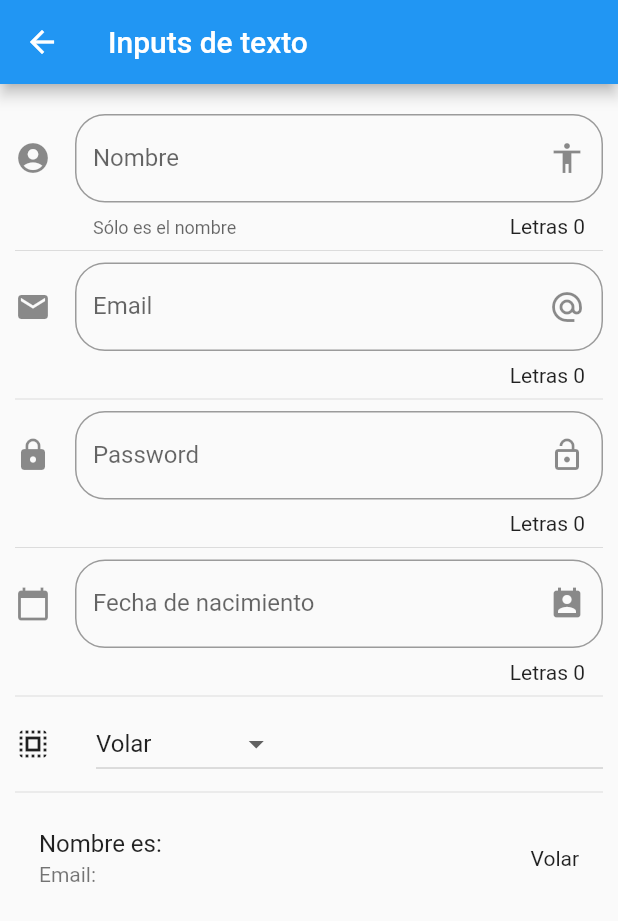
After one commit to elfanticos/flutter_componentes, a Flutter app: the InputPage screen opened by its route, on a phone screen of 412 x 824 dp. The commit adds this screen. Shown: the top 921 px of the screen. Run offline on Flutter 3.47's test engine with Material 2 defaults, Android fonts, the phone set to English and light mode, and no system bars.

Commit message:
Nuevo componentes

```diff
--- a/data/menu_opts.json
+++ b/data/menu_opts.json
@@ -20,6 +20,21 @@
             "ruta" : "animatedContainer",
             "icon" : "donut_large",
             "texto": "Animated Container"
+        },
+        {
+            "ruta" : "inputs",
+            "icon" : "input",
+            "texto": "Inputs"
+        },
+        {
+            "ruta" : "slider",
+            "icon" : "tune",
+            "texto": "Slider - Checks"
+        },
+        {
+            "ruta" : "list",
+            "icon" : "list",
+            "texto": "Listas y scroll"
         }
     ]
 }
--- a/lib/src/pages/animated_container.dart
+++ b/lib/src/pages/animated_container.dart
@@ -24,8 +24,8 @@ class _AnimatedContainerPageState extends State<AnimatedContainerPage> {
           width      : _width,
           height     : _height,
           decoration : BoxDecoration(borderRadius: _borderRadius,color: _color,),
-          duration: Duration(milliseconds: 500),
-          curve: Curves.fastOutSlowIn,
+          duration   : Duration(milliseconds: 500),
+          curve      : Curves.fastOutSlowIn,
         ),
       ),
       floatingActionButton: FloatingActionButton(
--- /dev/null
+++ b/lib/src/pages/input_page.dart
@@ -0,0 +1,185 @@
+import 'package:flutter/material.dart';
+
+class InputPage extends StatefulWidget {
+  InputPage({Key key}) : super(key: key);
+
+  _InputPageState createState() => _InputPageState();
+}
+
+class _InputPageState extends State<InputPage> {
+
+  String _nombre = '';
+  String _email  = '';
+  String _fecha  = '';
+  List<String> _poderes  = ['Volar', 'Rayos X', 'Super Aliento','Super fuerza'];
+  String _opcionSeleccionada = 'Volar';
+
+  TextEditingController _inputFieldDateController = new TextEditingController();
+
+  @override
+  Widget build(BuildContext context) {
+    return Scaffold(
+      appBar : AppBar( title: Text('Inputs de texto'), ),
+      body   : ListView(
+        padding: EdgeInsets.symmetric(horizontal: 10.00, vertical: 20.00),
+        children: <Widget>[
+          _crearInput(),
+          Divider(),
+          _crearEmail(),
+          Divider(),
+          _crearPassword(),
+          Divider(),
+          _crearFecha(context),
+          Divider(),
+          _crearDropDown(),
+          Divider(),
+          _crearPersona(),
+
+        ],
+      ),
+    );
+  }
+
+  Widget _crearInput() {
+    return TextField(
+      // autofocus: true,
+      textCapitalization: TextCapitalization.sentences,
+      decoration: InputDecoration(
+        border: OutlineInputBorder(
+          borderRadius: BorderRadius.circular(20.0)
+        ),
+        counter    : Text('Letras ${_nombre.length}'),
+        hintText   : 'Nombre de la persona',
+        labelText  : 'Nombre',
+        helperText : 'Sólo es el nombre',
+        suffixIcon : Icon(Icons.accessibility),
+        icon       : Icon(Icons.account_circle),
+      ),
+      onChanged: (valor) {
+        setState(() {
+         _nombre = valor;
+        });
+      },
+    );
+  }
+
+    Widget _crearEmail() {
+    return TextField(
+      // autofocus: true,
+      keyboardType: TextInputType.emailAddress,
+      textCapitalization: TextCapitalization.sentences,
+      decoration: InputDecoration(
+        border: OutlineInputBorder(
+          borderRadius: BorderRadius.circular(20.0)
+        ),
+        counter    : Text('Letras ${_email.length}'),
+        hintText   : 'Email',
+        labelText  : 'Email',
+        suffixIcon : Icon(Icons.alternate_email),
+        icon       : Icon(Icons.email),
+      ),
+      onChanged: (valor) {
+        setState(() {
+         _email = valor;
+        });
+      },
+    );
+  }
+
+  Widget _crearPassword() {
+    return TextField(
+      obscureText        : true,
+      textCapitalization : TextCapitalization.sentences,
+      decoration         : InputDecoration(
+        border     : OutlineInputBorder( borderRadius: BorderRadius.circular(20.0) ),
+        counter    : Text('Letras ${_email.length}'),
+        hintText   : 'Password',
+        labelText  : 'Password',
+        suffixIcon : Icon(Icons.lock_open),
+        icon       : Icon(Icons.lock),
+      ),
+      onChanged: (valor) {
+        setState(() {
+         _email = valor;
+        });
+      },
+    );
+  }
+
+  Widget _crearFecha(BuildContext context) {
+    return TextField(
+      enableInteractiveSelection : false,
+      controller: _inputFieldDateController,
+      textCapitalization         : TextCapitalization.sentences,
+      decoration                 : InputDecoration(
+        border     : OutlineInputBorder( borderRadius: BorderRadius.circular(20.0) ),
+        counter    : Text('Letras ${_email.length}'),
+        hintText   : 'Fecha de nacimiento',
+        labelText  : 'Fecha de nacimiento',
+        suffixIcon : Icon(Icons.perm_contact_calendar),
+        icon       : Icon(Icons.calendar_today),
+      ),
+      onTap: () {
+        FocusScope.of(context).requestFocus(new FocusNode());
+        _selectDate(context);
+
+      },
+    );
+  }
+
+  _selectDate(BuildContext context) async {
+    DateTime picker = await showDatePicker(
+      context     : context,
+      initialDate : new DateTime.now(),
+      firstDate   : new DateTime(2018),
+      lastDate    : new DateTime(2025),
+      locale      : Locale('es','ES')
+    );
+
+    if (picker != null) {
+      setState(() {
+       _fecha = picker.toString();
+       _inputFieldDateController.text = _fecha;
+      });
+    }
+  }
+
+  List<DropdownMenuItem<String>> getOpcionesDropdown() {
+    List<DropdownMenuItem<String>> lista = new List();
+    _poderes.forEach((poder) {
+      lista.add(DropdownMenuItem(
+        child: Text(poder),
+        value: poder,
+      ));
+    });
+
+    return lista;
+  }
+
+  Widget _crearDropDown() {
+    return Row(
+      // mainAxisAlignment: MainAxisAlignment.center,
+      children: <Widget>[
+        Icon(Icons.select_all),
+        SizedBox(width: 30.0,),
+        Expanded(
+          child: DropdownButton(
+            value     : _opcionSeleccionada,
+            items     : getOpcionesDropdown(),
+            onChanged : (opt) {
+              _opcionSeleccionada = opt;
+            },
+          ),
+        )
+      ],
+    );
+  }
+
+  Widget _crearPersona() {
+    return ListTile(
+      title: Text('Nombre es: $_nombre'),
+      subtitle: Text('Email: $_email'),
+      trailing: Text(_opcionSeleccionada),
+    );
+  }
+}
--- a/lib/src/routes/routes.dart
+++ b/lib/src/routes/routes.dart
@@ -5,6 +5,9 @@ import 'package:componentes/src/pages/avatar_page.dart';
 import 'package:componentes/src/pages/home_page.dart';
 import 'package:componentes/src/pages/card_page.dart';
 import 'package:componentes/src/pages/animated_container.dart';
+import 'package:componentes/src/pages/input_page.dart';
+import 'package:componentes/src/pages/slider_page.dart';
+import 'package:componentes/src/pages/listview_page.dart';
 
 Map<String, WidgetBuilder> getApplicationRoutes() {
   return <String, WidgetBuilder> {
@@ -13,5 +16,8 @@ Map<String, WidgetBuilder> getApplicationRoutes() {
     'avatar'            : (BuildContext context) => AvatarPage(),
     'card'              : (BuildContext context) => CardPage(),
     'animatedContainer' : (BuildContext context) => AnimatedContainerPage(),
+    'inputs'            : (BuildContext context) => InputPage(),
+    'slider'            : (BuildContext context) => SliderPage(),
+    'list'              : (BuildContext context) => ListaPage(),
   };
 }
--- a/lib/src/utils/icono_string_util.dart
+++ b/lib/src/utils/icono_string_util.dart
@@ -4,7 +4,10 @@ final _icons = <String, IconData> {
   'add_alert'     : Icons.add_alert,
   'accessibility' : Icons.accessibility,
   'folder_open'   : Icons.folder_open,
-  'donut_large'   : Icons.donut_large
+  'donut_large'   : Icons.donut_large,
+  'input'         : Icons.input,
+  'tune'          : Icons.tune,
+  'list'          : Icons.list,
 };
 
 Icon getIcon(String nombreIcono) {
--- a/pubspec.yaml
+++ b/pubspec.yaml
@@ -18,6 +18,9 @@ environment:
 
 dependencies:
   flutter:
+    sdk: flutter
+
+  flutter_localizations:
     sdk: flutter
 
   # The following adds the Cupertino Icons font to your application.
```
Also changed, not shown: lib/src/app.dart (+12 -0 lines), lib/src/pages/listview_page.dart (added, +128 -0 lines), lib/src/pages/slider_page.dart (added, +90 -0 lines), pubspec.lock.
